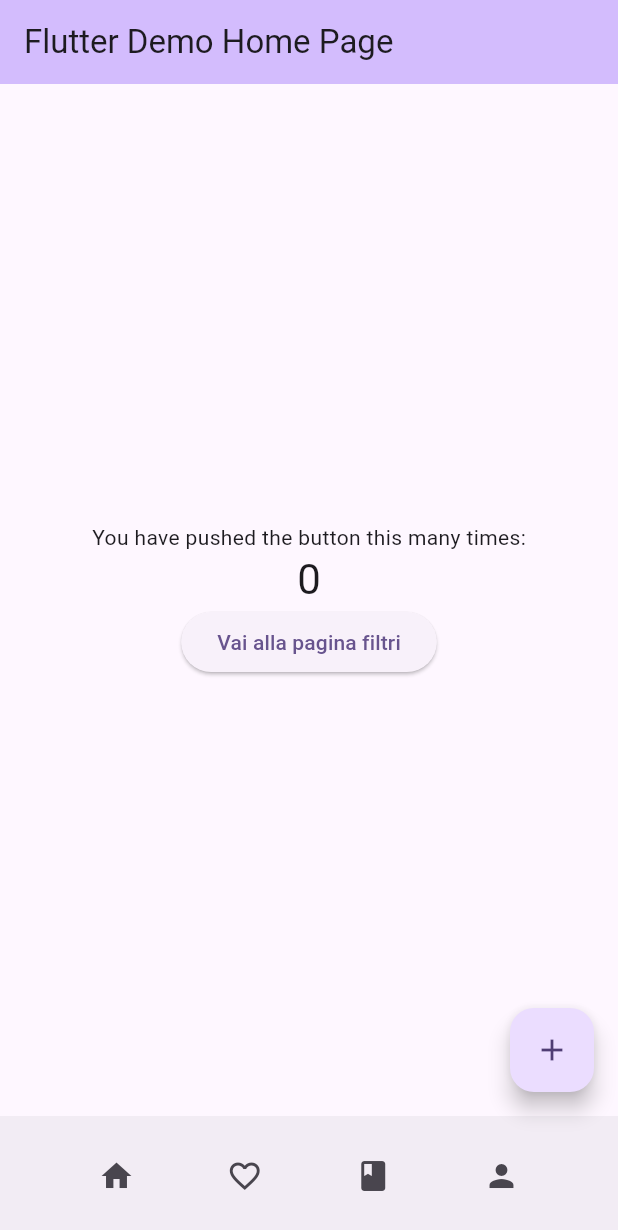
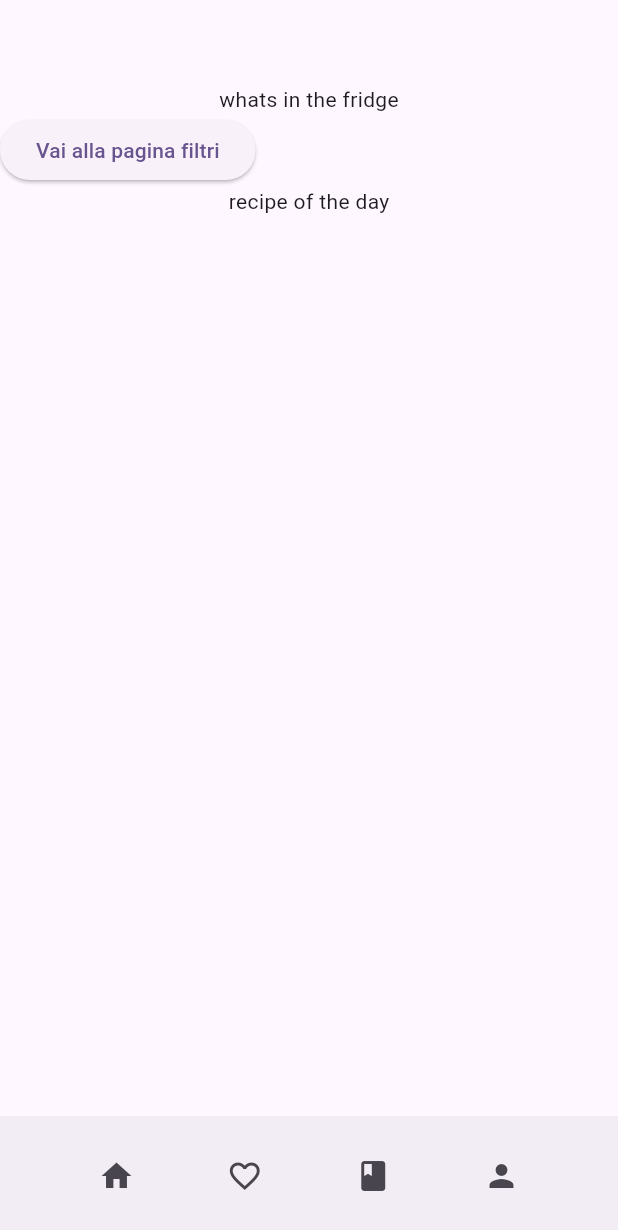
Before and after one commit to 195fra/Let-Me-Cook, a Flutter app: the screen it shows after launch, on a phone screen of 412 x 824 dp. Shown: the top 1230 px of the screen. Run offline on Flutter 3.47's test engine with Material 3 defaults, Android fonts, the light colour scheme and no system bars.

Commit message:
setup di base della home_page

```diff
--- /dev/null
+++ b/let_me_cook/lib/home_page.dart
@@ -0,0 +1,47 @@
+import 'package:flutter/material.dart';
+import 'package:let_me_cook/components/bottom_bar.dart';
+import 'package:let_me_cook/recepies_filter/MVVM/food_list_page.dart';
+
+class HomePage extends StatefulWidget {
+  const HomePage({super.key});
+
+  @override
+  State<HomePage> createState() => _HomePageState();
+}
+
+class _HomePageState extends State<HomePage> {
+  @override
+  Widget build(BuildContext context) {
+    return Scaffold(
+      appBar: AppBar(),
+      body: Column(
+        children: [
+          Row(
+            //hello e immagine
+          ),
+          Row(
+            //immagine persona e testo+bottone
+          ),
+          Text("whats in the fridge"),
+          Row(
+            children: [
+              ElevatedButton(
+            onPressed: () {
+              Navigator.push(
+                context,
+                MaterialPageRoute(builder: (context) => FoodListPage()),
+              );
+            },
+            child: const Text('Vai alla pagina filtri'),
+          ),
+            ],
+            //elenco di ingredienti e tasto +
+          ),
+          Text("recipe of the day"),
+          // piatto del giorno
+        ],
+      ),
+      bottomNavigationBar: const BottomBar(),
+    );
+  }
+}
--- a/let_me_cook/lib/main.dart
+++ b/let_me_cook/lib/main.dart
@@ -1,4 +1,5 @@
 import 'package:flutter/material.dart';
+import 'package:let_me_cook/home_page.dart';
 import 'package:let_me_cook/recepies_filter/MVVM/food_list_page.dart';
 //import 'package:let_me_cook/recepies_filter/recipie_filter.dart';
 import 'components/bottom_bar.dart';
@@ -33,7 +34,7 @@ class MyApp extends StatelessWidget {
         // tested with just a hot reload.
         colorScheme: ColorScheme.fromSeed(seedColor: Colors.deepPurple),
       ),
-      home: const MyHomePage(title: 'Flutter Demo Home Page'),
+      home: const HomePage(/*title: 'Flutter Demo Home Page'*/),
     );
   }
 }
--- a/let_me_cook/lib/recepies_filter/MVVM/food_list_page.dart
+++ b/let_me_cook/lib/recepies_filter/MVVM/food_list_page.dart
@@ -1,10 +1,7 @@
 import 'package:flutter/material.dart';
 import 'package:let_me_cook/recepies_filter/MVVM/food_list_viewmodel.dart';
-<<<<<<< HEAD
 import 'package:let_me_cook/recepies_filter/food_item.dart';
 import 'package:let_me_cook/components/bottom_bar.dart';
-=======
->>>>>>> f9adcd103e7b0246a8afacd1ed03561deb2f2fac
 
 class FoodListPage extends StatefulWidget {
   @override
```
Also changed, not shown: let_me_cook/lib/recepies_filter/food_item.dart (+0 -8 lines).
